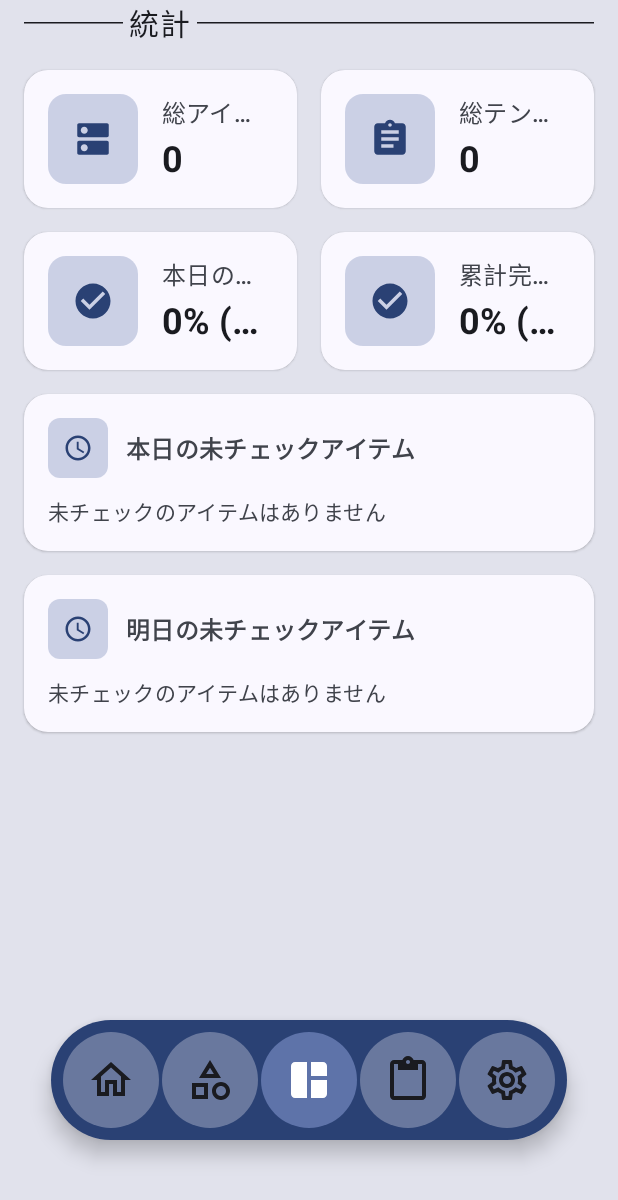
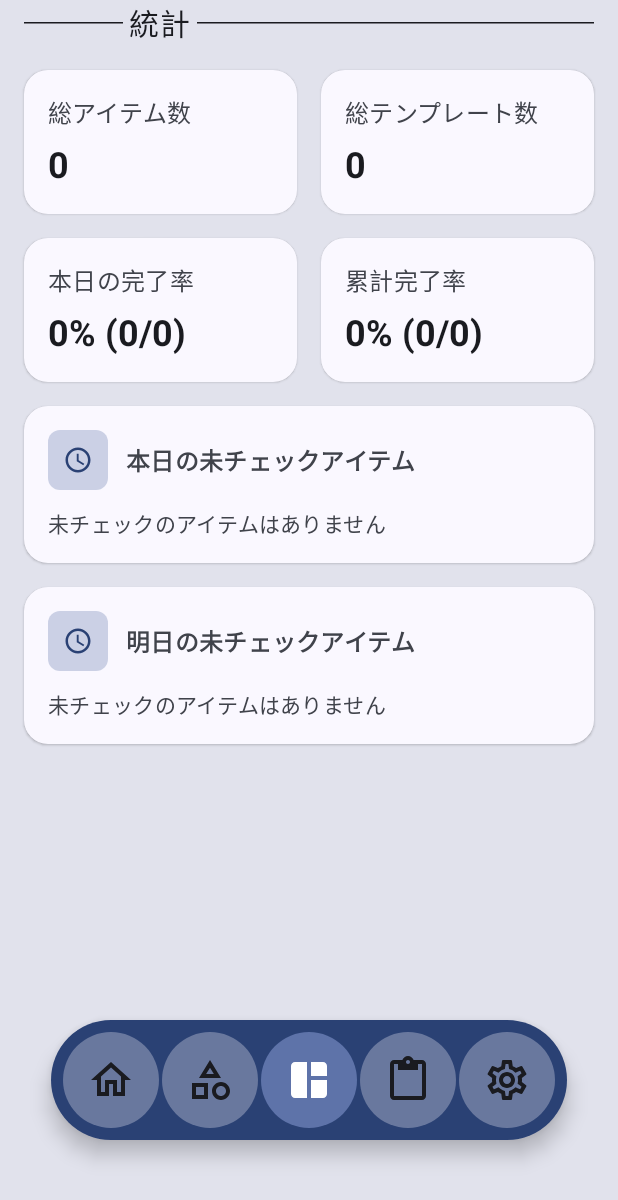
Before and after one commit to segnities007/CheckMate, an Android app built with Jetpack Compose: the DashboardScreen screen opened through its navigation route, on a phone screen of 412 x 824 dp. Shown: the top 1200 px of the screen. Run offline under Robolectric (Android 15) with nearby library versions, the phone set to English and light mode, and no system bars.

Commit message:
modify ItemCard

```diff
--- a/presentation/dashboard/src/main/java/com/segnities007/dashboard/DashboardScreen.kt
+++ b/presentation/dashboard/src/main/java/com/segnities007/dashboard/DashboardScreen.kt
@@ -13,11 +13,6 @@ import androidx.compose.foundation.layout.height
 import androidx.compose.foundation.layout.padding
 import androidx.compose.foundation.rememberScrollState
 import androidx.compose.foundation.verticalScroll
-import androidx.compose.material.icons.Icons
-import androidx.compose.material.icons.automirrored.filled.Assignment
-import androidx.compose.material.icons.automirrored.filled.ListAlt
-import androidx.compose.material.icons.filled.Dns
-import androidx.compose.material.icons.filled.CheckCircle
 import androidx.compose.material3.ExperimentalMaterial3Api
 import androidx.compose.material3.MaterialTheme
 import androidx.compose.runtime.Composable
@@ -106,13 +101,11 @@ private fun DashboardUi(
                 StatCard(
                     title = "総アイテム数",
                     value = state.itemCount.toString(),
-                    icon = Icons.Filled.Dns,
                     modifier = Modifier.weight(1f),
                 )
                 StatCard(
                     title = "総テンプレート数",
                     value = state.templateCount.toString(),
-                    icon = Icons.AutoMirrored.Filled.Assignment,
                     modifier = Modifier.weight(1f),
                 )
             }
@@ -120,13 +113,11 @@ private fun DashboardUi(
                 StatCard(
                     title = "本日の完了率",
                     value = "${state.completionRateToday}% (${state.checkedItemCountToday}/${state.scheduledItemCountToday})",
-                    icon = Icons.Filled.CheckCircle,
                     modifier = Modifier.weight(1f),
                 )
                 StatCard(
                     title = "累計完了率",
                     value = "${state.historicalCompletionRate}% (${state.totalCheckedRecordsCount}/${state.totalRecordsCount})",
-                    icon = Icons.Filled.CheckCircle,
                     modifier = Modifier.weight(1f),
                 )
             }
--- a/presentation/dashboard/src/main/java/com/segnities007/dashboard/component/StatCard.kt
+++ b/presentation/dashboard/src/main/java/com/segnities007/dashboard/component/StatCard.kt
@@ -29,7 +29,6 @@ import androidx.compose.ui.unit.dp
 fun StatCard(
     title: String,
     value: String,
-    icon: ImageVector,
     modifier: Modifier = Modifier,
 ) {
     ElevatedCard(
@@ -45,34 +44,13 @@ fun StatCard(
             containerColor = MaterialTheme.colorScheme.surface
         )
     ) {
-        Row(
+        Column(
             modifier = Modifier
                 .fillMaxWidth()
                 .padding(16.dp),
-            verticalAlignment = Alignment.CenterVertically,
-            horizontalArrangement = Arrangement.spacedBy(16.dp)
+            verticalArrangement = Arrangement.spacedBy(8.dp)
         ) {
-            // アイコン
-            Box(
-                modifier = Modifier
-                    .size(60.dp)
-                    .clip(RoundedCornerShape(12.dp))
-                    .background(MaterialTheme.colorScheme.primaryContainer.copy(alpha = 0.3f)),
-                contentAlignment = Alignment.Center
-            ) {
-                Icon(
-                    imageVector = icon,
-                    contentDescription = null,
-                    tint = MaterialTheme.colorScheme.primary,
-                    modifier = Modifier.size(28.dp)
-                )
-            }
-
-            // テキスト情報
-            Column(
-                modifier = Modifier.weight(1f),
-                verticalArrangement = Arrangement.spacedBy(4.dp)
-            ) {
+            // タイトル
             Text(
                 text = title,
                 style = MaterialTheme.typography.titleMedium,
@@ -81,15 +59,16 @@ fun StatCard(
                 overflow = TextOverflow.Ellipsis,
                 color = MaterialTheme.colorScheme.onSurfaceVariant
             )
+
+            // 値
             Text(
                 text = value,
                 style = MaterialTheme.typography.headlineSmall,
                 fontWeight = FontWeight.Bold,
-                    maxLines = 1,
+                maxLines = 2,
                 overflow = TextOverflow.Ellipsis,
                 color = MaterialTheme.colorScheme.onSurface
             )
         }
     }
 }
-}
--- a/presentation/home/src/main/java/com/segnities007/home/component/ItemCard.kt
+++ b/presentation/home/src/main/java/com/segnities007/home/component/ItemCard.kt
@@ -11,6 +11,7 @@ import androidx.compose.ui.Modifier
 import androidx.compose.ui.draw.clip
 import androidx.compose.ui.layout.ContentScale
 import androidx.compose.ui.text.style.TextAlign
+import androidx.compose.ui.text.style.TextOverflow
 import androidx.compose.ui.tooling.preview.Preview
 import androidx.compose.ui.unit.dp
 import androidx.compose.ui.unit.sp
@@ -103,6 +104,7 @@ private fun ItemTexts(
             text = name,
             style = MaterialTheme.typography.titleMedium,
             maxLines = 1,
+            overflow = TextOverflow.Ellipsis,
             fontSize = 16.sp,
         )
         if (!description.isNullOrEmpty()) {
@@ -111,6 +113,7 @@ private fun ItemTexts(
                 text = description,
                 style = MaterialTheme.typography.bodyMedium,
                 maxLines = 2,
+                overflow = TextOverflow.Ellipsis,
             )
         }
     }
--- a/presentation/home/src/main/java/com/segnities007/home/component/StatisticsCard.kt
+++ b/presentation/home/src/main/java/com/segnities007/home/component/StatisticsCard.kt
@@ -52,14 +52,6 @@ fun StatisticsCard(
             modifier = Modifier.padding(16.dp),
             verticalArrangement = Arrangement.spacedBy(16.dp)
         ) {
-            // タイトル
-            Text(
-                text = "今日の進捗",
-                style = MaterialTheme.typography.headlineSmall,
-                fontWeight = FontWeight.Bold,
-                color = MaterialTheme.colorScheme.onSurfaceVariant
-            )
-
             // メイン進捗
             Row(
                 modifier = Modifier.fillMaxWidth(),
--- a/presentation/home/src/main/java/com/segnities007/home/mvi/HomeViewModel.kt
+++ b/presentation/home/src/main/java/com/segnities007/home/mvi/HomeViewModel.kt
@@ -97,7 +97,13 @@ class HomeViewModel(
     }
 
     private suspend fun selectDate(date: LocalDate) {
-        setState { copy(selectedDate = date) }
+        setState {
+            copy(
+                selectedDate = date,
+                currentYear = date.year,
+                currentMonth = date.monthNumber
+            )
+        }
 
         val templates = templateRepo.getTemplatesForDay(date.dayOfWeek.name)
         val itemIdsForToday = templates.flatMap { it.itemIds }.distinct()
--- a/presentation/home/src/main/java/com/segnities007/home/page/EnhancedHomeContent.kt
+++ b/presentation/home/src/main/java/com/segnities007/home/page/EnhancedHomeContent.kt
@@ -55,12 +55,17 @@ fun EnhancedHomeContent(
             modifier = Modifier.padding(horizontal = 16.dp)
         )
 
-        // 今日の進捗
-        StatisticsCard(
-            itemsForToday = allItems,
-            itemCheckStates = itemCheckStates,
-            modifier = Modifier.padding(horizontal = 16.dp)
-        )
+        // 今日の進捗セクション
+        Column(
+            modifier = Modifier.padding(horizontal = 16.dp),
+            verticalArrangement = Arrangement.spacedBy(16.dp)
+        ) {
+            HorizontalDividerWithLabel("今日の進捗")
+            StatisticsCard(
+                itemsForToday = allItems,
+                itemCheckStates = itemCheckStates
+            )
+        }
 
         // カテゴリ別アイテムリスト
         CategoryBasedItemList(
--- a/presentation/items/src/main/java/com/segnities007/items/component/ItemCard.kt
+++ b/presentation/items/src/main/java/com/segnities007/items/component/ItemCard.kt
@@ -35,6 +35,7 @@ import androidx.compose.ui.graphics.Brush
 import androidx.compose.ui.graphics.Color
 import androidx.compose.ui.layout.ContentScale
 import androidx.compose.ui.text.font.FontWeight
+import androidx.compose.ui.text.style.TextOverflow
 import androidx.compose.ui.unit.dp
 import androidx.compose.ui.unit.sp
 import coil3.compose.AsyncImage
@@ -114,6 +115,8 @@ fun ItemCard(
                     text = item.name,
                     style = MaterialTheme.typography.bodyLarge,
                     fontWeight = FontWeight.Medium,
+                    maxLines = 1,
+                    overflow = TextOverflow.Ellipsis,
                     color = MaterialTheme.colorScheme.onSurface
                 )
 
--- a/presentation/setting/src/main/java/com/segnities007/setting/SettingScreen.kt
+++ b/presentation/setting/src/main/java/com/segnities007/setting/SettingScreen.kt
@@ -40,6 +40,7 @@ import com.segnities007.setting.mvi.SettingIntent
 import com.segnities007.setting.mvi.SettingViewModel
 import com.segnities007.ui.bar.FloatingNavigationBar
 import com.segnities007.ui.card.UserStatusCard
+import com.segnities007.ui.divider.HorizontalDividerWithLabel
 import org.koin.compose.koinInject
 
 @Composable
@@ -151,6 +152,8 @@ private fun SettingUi(
     ) {
         UserStatusCard(userStatus)
 
+        // データ管理セクション
+        HorizontalDividerWithLabel("データ管理")
         DataButtons(
             onExportData = {
                 sendIntent(SettingIntent.ExportData)
@@ -163,6 +166,8 @@ private fun SettingUi(
             }
         )
 
+        // アカウント設定セクション
+        HorizontalDividerWithLabel("アカウント設定")
         AccountButtons(
             onEditProfile = {
                 // TODO: プロフィール編集の実装
--- a/presentation/templates/src/main/java/com/segnities007/templates/page/WeeklyTemplateItemSelector.kt
+++ b/presentation/templates/src/main/java/com/segnities007/templates/page/WeeklyTemplateItemSelector.kt
@@ -148,6 +148,8 @@ fun WeeklyTemplateSelector(
                     text = template.title,
                     style = MaterialTheme.typography.headlineSmall,
                     fontWeight = FontWeight.Bold,
+                    maxLines = 1,
+                    overflow = TextOverflow.Ellipsis,
                     color = MaterialTheme.colorScheme.onSurface
                 )
 
@@ -255,6 +257,8 @@ fun WeeklyTemplateSelector(
                                 text = item.name,
                                 style = MaterialTheme.typography.bodyLarge,
                                 fontWeight = FontWeight.Medium,
+                                maxLines = 1,
+                                overflow = TextOverflow.Ellipsis,
                                 color = MaterialTheme.colorScheme.onSurface
                             )
 
--- a/presentation/templates/src/main/java/com/segnities007/templates/page/WeeklyTemplateList.kt
+++ b/presentation/templates/src/main/java/com/segnities007/templates/page/WeeklyTemplateList.kt
@@ -56,6 +56,7 @@ import androidx.compose.ui.Alignment
 import androidx.compose.ui.Modifier
 import androidx.compose.ui.draw.clip
 import androidx.compose.ui.text.font.FontWeight
+import androidx.compose.ui.text.style.TextOverflow
 import androidx.compose.ui.tooling.preview.Preview
 import androidx.compose.ui.unit.dp
 import com.segnities007.model.DayOfWeek
@@ -405,6 +406,8 @@ private fun TemplateCard(
                         text = template.title,
                         style = MaterialTheme.typography.headlineMedium,
                         fontWeight = FontWeight.Bold,
+                        maxLines = 1,
+                        overflow = TextOverflow.Ellipsis,
                         color = MaterialTheme.colorScheme.onSurface
                     )
 
```
Also changed, not shown: presentation/setting/src/main/java/com/segnities007/setting/component/AccountButtons.kt (+0 -8 lines), presentation/setting/src/main/java/com/segnities007/setting/component/DataButtons.kt (+0 -8 lines). Lines whose indentation alone changed are shown as unchanged.
